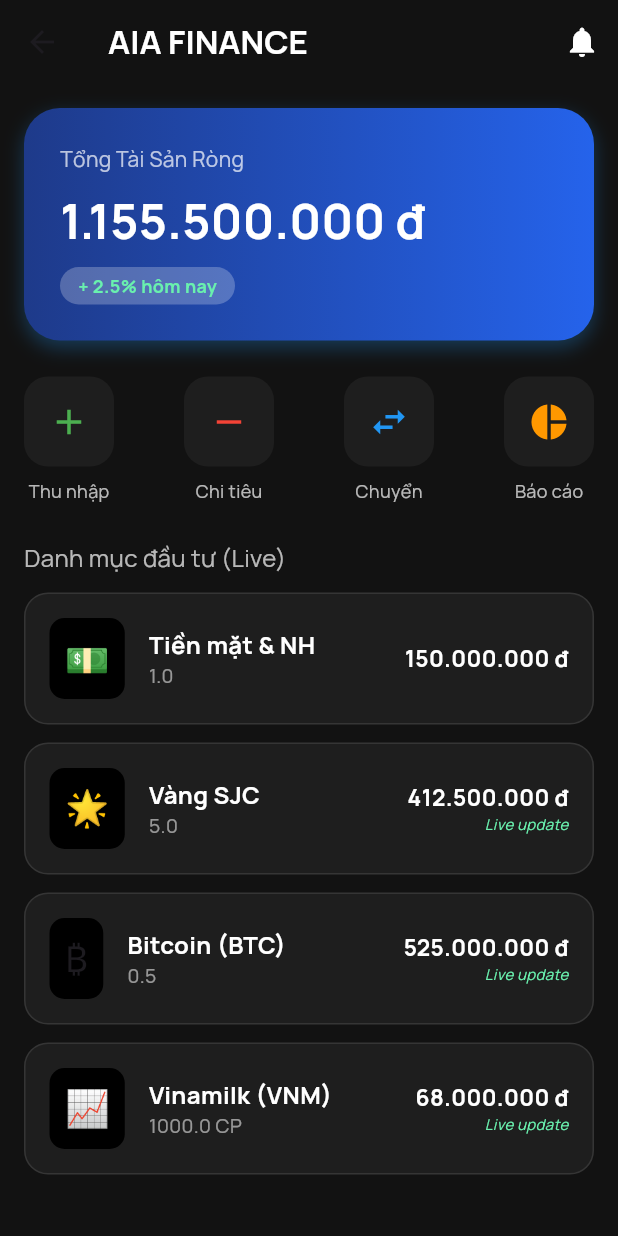
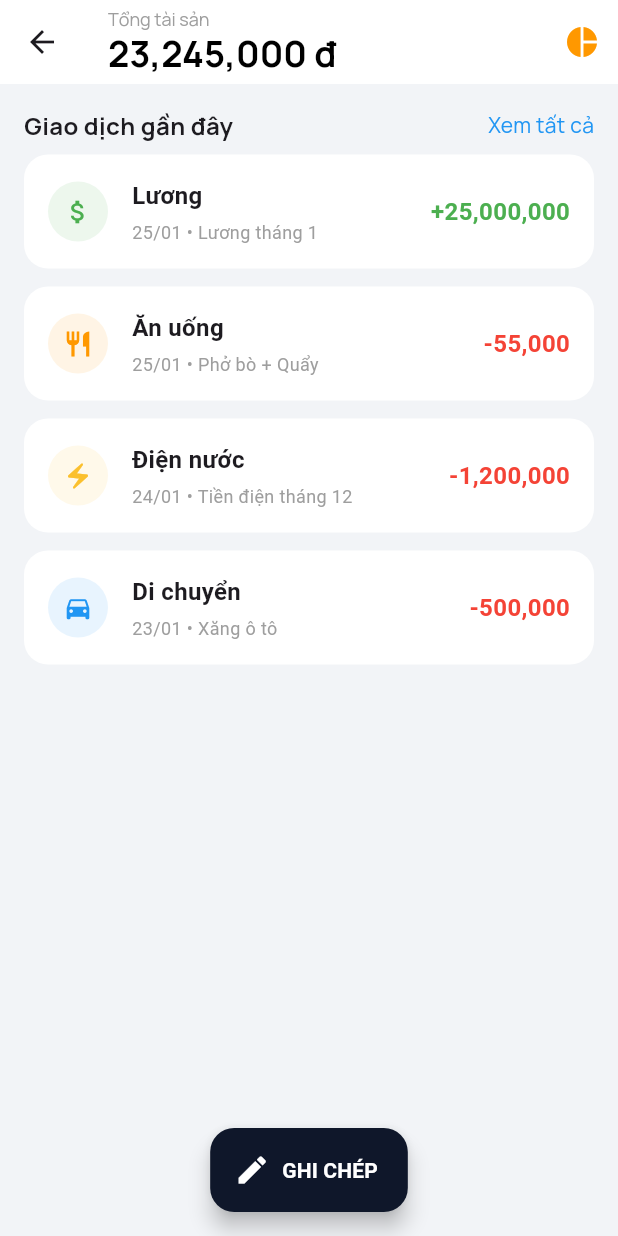
Before and after one commit to nguyenhau031993/aia_master, a Flutter app: the FinanceDashboard screen opened directly, on a phone screen of 412 x 824 dp. Run offline on Flutter 3.47's test engine with Material 3 defaults, Android fonts, the phone set to English and light mode, and no system bars; our stand-ins replace google_fonts; statements that could not run were skipped.

Commit message:
Update finance_dashboard.dart

```diff
--- a/lib/finance/screens/finance_dashboard.dart
+++ b/lib/finance/screens/finance_dashboard.dart
@@ -1,8 +1,9 @@
-import 'dart:async';
-import 'dart:math';
 import 'package:flutter/material.dart';
 import 'package:google_fonts/google_fonts.dart';
-import '../models/asset_model.dart'; // Import file model vừa tạo
+import 'package:intl/intl.dart';
+import '../models/finance_model.dart';
+import 'add_transaction_screen.dart';
+import 'finance_report_screen.dart';
 
 class FinanceDashboard extends StatefulWidget {
   const FinanceDashboard({super.key});
@@ -12,190 +13,115 @@
 }
 
 class _FinanceDashboardState extends State<FinanceDashboard> {
-  // Dữ liệu giả lập (Sau này sẽ lấy từ Database thật)
-  List<AssetItem> assets = [
-    AssetItem(id: '1', name: 'Tiền mặt & NH', type: 'cash', amount: 1, currentPrice: 150000000, icon: '💵'),
-    AssetItem(id: '2', name: 'Vàng SJC', type: 'gold', amount: 5, currentPrice: 82500000, icon: '🌟'), // 5 Lượng
-    AssetItem(id: '3', name: 'Bitcoin (BTC)', type: 'crypto', amount: 0.5, currentPrice: 1050000000, icon: '₿'),
-    AssetItem(id: '4', name: 'Vinamilk (VNM)', type: 'stock', amount: 1000, currentPrice: 68000, icon: '📈'),
-  ];
-
-  double totalNetWorth = 0;
-  Timer? _timer;
-
-  @override
-  void initState() {
-    super.initState();
-    _calculateTotal();
-    _startRealtimeSimulation(); // Bắt đầu giả lập biến động giá
-  }
-
-  @override
-  void dispose() {
-    _timer?.cancel();
-    super.dispose();
-  }
-
-  // Hàm tính tổng tài sản
-  void _calculateTotal() {
-    double total = 0;
-    for (var item in assets) {
-      total += item.totalValue;
-    }
-    setState(() {
-      totalNetWorth = total;
-    });
-  }
-
-  // Hàm giả lập giá chạy Real-time (Để anh thấy độ ngầu)
-  void _startRealtimeSimulation() {
-    _timer = Timer.periodic(const Duration(seconds: 2), (timer) {
-      setState(() {
-        // Random giá BTC và Chứng khoán biến động nhẹ
-        final random = Random();
-        // BTC biến động
-        assets[2].currentPrice += (random.nextInt(2000000) - 1000000);
-        // VNM biến động
-        assets[3].currentPrice += (random.nextInt(500) - 250);
-
-        _calculateTotal();
-      });
-    });
-  }
+  // Hàm refresh để build lại màn hình khi dữ liệu thay đổi
+  void _refresh() => setState(() {});
 
   @override
   Widget build(BuildContext context) {
+    // Tính tổng số dư hiện tại
+    double totalBalance = FinanceData.transactions.fold(0, (sum, t) {
+      return sum + (t.category.type == TransactionType.income ? t.amount : -t.amount);
+    });
+
     return Scaffold(
-      backgroundColor: const Color(0xFF121212), // Nền đen sang trọng
+      backgroundColor: const Color(0xFFF2F4F7),
       appBar: AppBar(
-        backgroundColor: Colors.transparent,
         elevation: 0,
-        title: Text('AIA FINANCE', style: GoogleFonts.manrope(fontWeight: FontWeight.bold, color: Colors.white)),
-        actions: [
-          IconButton(onPressed: () {}, icon: const Icon(Icons.notifications, color: Colors.white)),
+        backgroundColor: Colors.white,
+        title: Column(
+          crossAxisAlignment: CrossAxisAlignment.start,
+          children: [
+            Text("Tổng tài sản", style: GoogleFonts.manrope(fontSize: 12, color: Colors.grey)),
+            Text("${NumberFormat('#,###').format(totalBalance)} đ", style: GoogleFonts.manrope(fontSize: 24, fontWeight: FontWeight.bold, color: Colors.black)),
           ],
         ),
-      body: SingleChildScrollView(
+        actions: [
+          IconButton(
+            onPressed: () => Navigator.push(context, MaterialPageRoute(builder: (_) => const FinanceReportScreen())),
+            icon: const Icon(Icons.pie_chart, color: Colors.orange),
+            tooltip: "Xem báo cáo",
+          )
+        ],
+      ),
+      body: Column(
+        children: [
+          // Header danh sách
+          Padding(
+            padding: const EdgeInsets.fromLTRB(16, 16, 16, 8),
+            child: Row(
+              mainAxisAlignment: MainAxisAlignment.spaceBetween,
+              children: [
+                Text("Giao dịch gần đây", style: GoogleFonts.manrope(fontWeight: FontWeight.bold, fontSize: 16)),
+                Text("Xem tất cả", style: GoogleFonts.manrope(color: Colors.blue, fontSize: 14)),
+              ],
+            ),
+          ),
+
+          // List Giao Dịch
+          Expanded(
+            child: FinanceData.transactions.isEmpty
+            ? Center(child: Column(mainAxisAlignment: MainAxisAlignment.center, children: [Icon(Icons.receipt_long, size: 60, color: Colors.grey[300]), const Text("Chưa có giao dịch nào")]))
+            : ListView.builder(
+              padding: const EdgeInsets.symmetric(horizontal: 16),
+              itemCount: FinanceData.transactions.length,
+              itemBuilder: (context, index) {
+                final tx = FinanceData.transactions[index];
+                return Container(
+                  margin: const EdgeInsets.only(bottom: 12),
                   padding: const EdgeInsets.all(16),
+                  decoration: BoxDecoration(color: Colors.white, borderRadius: BorderRadius.circular(16)),
+                  child: Row(
+                    children: [
+                      // Icon danh mục
+                      Container(
+                        padding: const EdgeInsets.all(10),
+                        decoration: BoxDecoration(color: tx.category.color.withOpacity(0.1), shape: BoxShape.circle),
+                        child: Icon(tx.category.icon, color: tx.category.color, size: 20),
+                      ),
+                      const SizedBox(width: 16),
+                      // Tên và Ghi chú
+                      Expanded(
                         child: Column(
                           crossAxisAlignment: CrossAxisAlignment.start,
                           children: [
-            // 1. THẺ TỔNG TÀI SẢN (NET WORTH)
-            _buildNetWorthCard(),
-
-            const SizedBox(height: 24),
-
-            // 2. CÁC NÚT CHỨC NĂNG NHANH
-            Row(
-              mainAxisAlignment: MainAxisAlignment.spaceBetween,
-              children: [
-                _buildActionButton(Icons.add, 'Thu nhập', Colors.green),
-                _buildActionButton(Icons.remove, 'Chi tiêu', Colors.red),
-                _buildActionButton(Icons.swap_horiz, 'Chuyển', Colors.blue),
-                _buildActionButton(Icons.pie_chart, 'Báo cáo', Colors.orange),
-              ],
+                            Text(tx.category.name, style: const TextStyle(fontWeight: FontWeight.bold, fontSize: 16)),
+                            const SizedBox(height: 4),
+                            Text(
+                              "${DateFormat('dd/MM').format(tx.date)} ${tx.note.isNotEmpty ? '• ${tx.note}' : ''}",
+                              style: const TextStyle(color: Colors.grey, fontSize: 12),
+                              maxLines: 1, overflow: TextOverflow.ellipsis,
                             ),
-
-            const SizedBox(height: 24),
-
-            // 3. DANH SÁCH TÀI SẢN (REAL-TIME)
-            Text('Danh mục đầu tư (Live)', style: GoogleFonts.manrope(color: Colors.white70, fontSize: 16)),
-            const SizedBox(height: 12),
-            ...assets.map((e) => _buildAssetItem(e)).toList(),
                           ],
                         ),
                       ),
-    );
-  }
-
-  Widget _buildNetWorthCard() {
-    return Container(
-      width: double.infinity,
-      padding: const EdgeInsets.all(24),
-      decoration: BoxDecoration(
-        gradient: const LinearGradient(colors: [Color(0xFF1E3A8A), Color(0xFF2563EB)]), // Xanh Finance
-        borderRadius: BorderRadius.circular(24),
-        boxShadow: [BoxShadow(color: Colors.blue.withOpacity(0.3), blurRadius: 10, offset: const Offset(0, 5))],
+                      // Số tiền
+                      Text(
+                        "${tx.category.type == TransactionType.income ? '+' : '-'}${NumberFormat('#,###').format(tx.amount)}",
+                        style: TextStyle(
+                          fontWeight: FontWeight.bold,
+                          fontSize: 16,
+                          color: tx.category.type == TransactionType.income ? Colors.green : Colors.red,
                         ),
-      child: Column(
-        crossAxisAlignment: CrossAxisAlignment.start,
-        children: [
-          Text('Tổng Tài Sản Ròng', style: GoogleFonts.manrope(color: Colors.white70, fontSize: 14)),
-          const SizedBox(height: 8),
-          Text(
-            '${_formatCurrency(totalNetWorth)} đ',
-            style: GoogleFonts.manrope(color: Colors.white, fontSize: 32, fontWeight: FontWeight.bold),
-          ),
-          const SizedBox(height: 8),
-          Container(
-            padding: const EdgeInsets.symmetric(horizontal: 12, vertical: 4),
-            decoration: BoxDecoration(color: Colors.white24, borderRadius: BorderRadius.circular(20)),
-            child: Text('+ 2.5% hôm nay', style: GoogleFonts.manrope(color: Colors.greenAccent, fontSize: 12, fontWeight: FontWeight.bold)),
                       ),
                     ],
                   ),
                 );
-  }
-
-  Widget _buildActionButton(IconData icon, String label, Color color) {
-    return Column(
-      children: [
-        Container(
-          padding: const EdgeInsets.all(16),
-          decoration: BoxDecoration(
-            color: const Color(0xFF1E1E1E),
-            borderRadius: BorderRadius.circular(16),
+              },
             ),
-          child: Icon(icon, color: color, size: 28),
-        ),
-        const SizedBox(height: 8),
-        Text(label, style: GoogleFonts.manrope(color: Colors.white70, fontSize: 12)),
-      ],
-    );
-  }
-
-  Widget _buildAssetItem(AssetItem item) {
-    return Container(
-      margin: const EdgeInsets.only(bottom: 12),
-      padding: const EdgeInsets.all(16),
-      decoration: BoxDecoration(
-        color: const Color(0xFF1E1E1E),
-        borderRadius: BorderRadius.circular(16),
-        border: Border.all(color: Colors.white10),
-      ),
-      child: Row(
-        children: [
-          Container(
-            padding: const EdgeInsets.all(10),
-            decoration: BoxDecoration(color: Colors.black, borderRadius: BorderRadius.circular(10)),
-            child: Text(item.icon, style: const TextStyle(fontSize: 24)),
-          ),
-          const SizedBox(width: 16),
-          Expanded(
-            child: Column(
-              crossAxisAlignment: CrossAxisAlignment.start,
-              children: [
-                Text(item.name, style: GoogleFonts.manrope(color: Colors.white, fontWeight: FontWeight.bold, fontSize: 16)),
-                Text('${item.amount} ${item.type == 'stock' ? 'CP' : ''}', style: GoogleFonts.manrope(color: Colors.white54, fontSize: 13)),
-              ],
-            ),
-          ),
-          Column(
-            crossAxisAlignment: CrossAxisAlignment.end,
-            children: [
-              Text('${_formatCurrency(item.totalValue)} đ', style: GoogleFonts.manrope(color: Colors.white, fontWeight: FontWeight.bold, fontSize: 15)),
-              // Hiệu ứng nhấp nháy giá nếu là tài sản đầu tư
-              if (item.type != 'cash')
-                Text('Live update', style: GoogleFonts.manrope(color: Colors.greenAccent, fontSize: 10, fontStyle: FontStyle.italic)),
-            ],
           ),
         ],
       ),
+      // Nút Floating Button To Đùng
+      floatingActionButton: FloatingActionButton.extended(
+        backgroundColor: const Color(0xFF0F172A),
+        icon: const Icon(Icons.edit, color: Colors.white),
+        label: const Text("GHI CHÉP", style: TextStyle(color: Colors.white, fontWeight: FontWeight.bold)),
+        onPressed: () async {
+          final result = await Navigator.push(context, MaterialPageRoute(builder: (_) => const AddTransactionScreen()));
+          if (result == true) _refresh(); // Cập nhật lại list nếu có thêm mới
+        },
+      ),
+      floatingActionButtonLocation: FloatingActionButtonLocation.centerFloat,
     );
   }
-
-  String _formatCurrency(double value) {
-    // Định dạng tiền tệ đơn giản (VD: 1.000.000)
-    return value.toStringAsFixed(0).replaceAllMapped(RegExp(r'(\d{1,3})(?=(\d{3})+(?!\d))'), (Match m) => '${m[1]}.');
 }
-}
```
Lines whose indentation alone changed are shown as unchanged.
